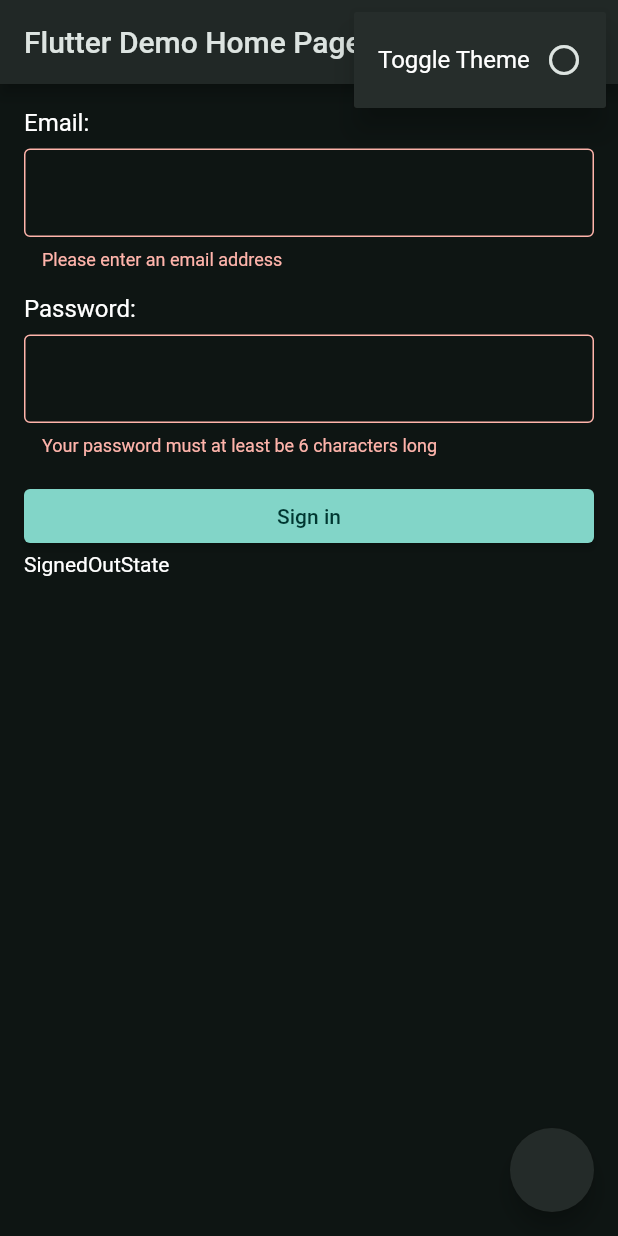
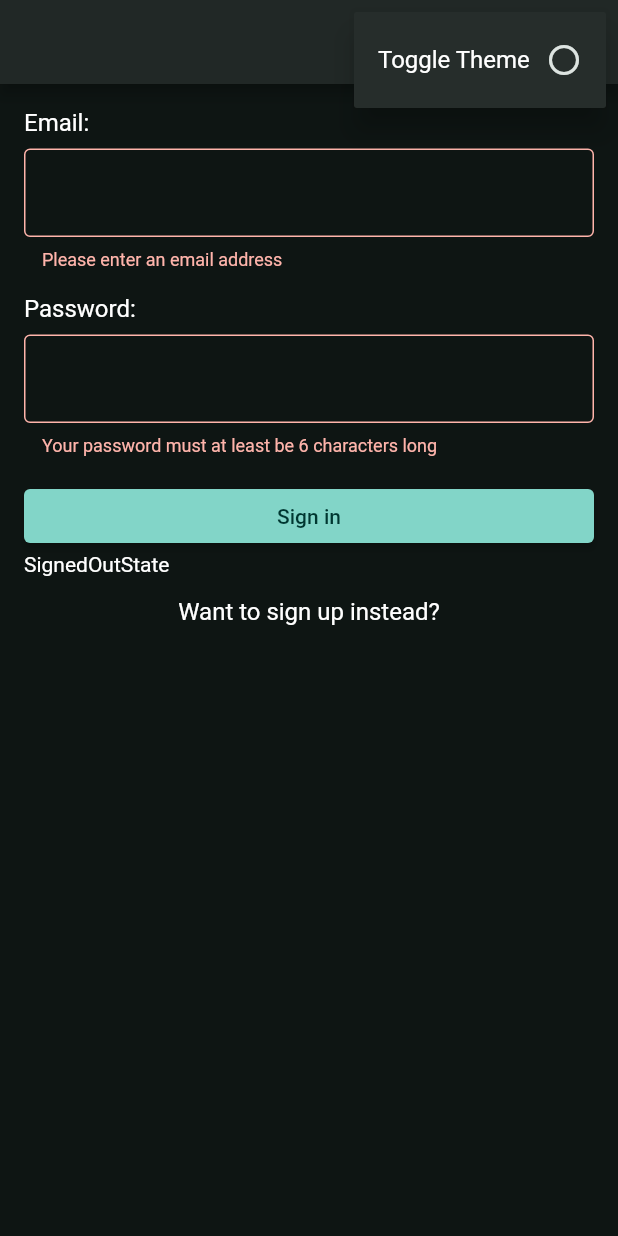
Before and after one commit to pohuing/kumo_app, a Flutter app: the screen it shows after launch, after a tap on "Sign in", after a tap on the "more vert" icon, on a phone screen of 412 x 824 dp. Run offline on Flutter 3.47's test engine with Material 2 defaults, Android fonts, the phone set to English and light mode, and no system bars; our stand-ins replace email_validator, equatable, flutter_bloc.

Commit message:
add sign up screen, refactor AppBar

```diff
--- a/lib/blocs/AuthenticationBloc.dart
+++ b/lib/blocs/AuthenticationBloc.dart
@@ -29,6 +29,8 @@ class AuthenticationBloc extends Cubit<AuthenticationState>{
 
     if(res)
       emit(SignedOutState());
+    else
+      emit(SigninErrorState('Failed'));
 
     return res;
   }
@@ -37,6 +39,12 @@ class AuthenticationBloc extends Cubit<AuthenticationState>{
     CommunicationManager.instance.token = null;
     emit(SignedOutState());
   }
+}
+
+class SigninErrorState implements AuthenticationState {
+  final String cause;
+
+  SigninErrorState(this.cause);
 }
 
 abstract class AuthenticationState {
--- a/lib/main.dart
+++ b/lib/main.dart
@@ -2,6 +2,7 @@ import 'package:flutter/material.dart';
 import 'package:flutter_bloc/flutter_bloc.dart';
 import 'package:kumo_app/blocs/AuthenticationBloc.dart';
 import 'package:kumo_app/blocs/ThemeCubit.dart';
+import 'package:kumo_app/widgets/common_app_bar.dart';
 import 'package:kumo_app/widgets/landing_page.dart';
 import 'package:kumo_app/widgets/sign_in_form.dart';
 import 'package:provider/provider.dart';
@@ -45,43 +46,7 @@ class _MyHomePageState extends State<MyHomePage> {
   @override
   Widget build(BuildContext context) {
     return Scaffold(
-      appBar: AppBar(
-        title: Text(widget.title),
-        actions: [
-          PopupMenuButton(
-            itemBuilder: (context) {
-              return [
-                PopupMenuItem(
-                  onTap: () =>
-                      setState(() => context.read<ThemeCubit>().switchTheme()),
-                  child: Row(
-                    children: [
-                      Text('Toggle Theme'),
-                      Spacer(),
-                      BlocBuilder<ThemeCubit, ThemeState>(
-                        builder: (context, state) => state.isBright
-                            ? Icon(Icons.brightness_2_outlined)
-                            : Icon(Icons.brightness_1_outlined),
-                      )
-                    ],
-                  ),
-                ),
-                if (context.read<AuthenticationBloc>().state is SignedInState)
-                  PopupMenuItem(
-                    onTap: () => context.read<AuthenticationBloc>().signOut(),
-                    child: Row(
-                      children: [
-                        Text('Sign out'),
-                        Spacer(),
-                        Icon(Icons.logout)
-                      ],
-                    ),
-                  ),
-              ];
-            },
-          )
-        ],
-      ),
+      appBar: CommonAppBar(),
       body: BlocBuilder<AuthenticationBloc, AuthenticationState>(
         buildWhen: (previous, current) {
           return previous is SigningInState && current is SignedInState ||
@@ -94,12 +59,6 @@ class _MyHomePageState extends State<MyHomePage> {
             return SignInForm();
         },
       ),
-      floatingActionButton: FloatingActionButton(
-        onPressed: () {
-          context.read<ThemeCubit>().switchTheme();
-        },
-        backgroundColor: Theme.of(context).primaryColor,
-      ),
     );
   }
 }
--- /dev/null
+++ b/lib/widgets/common_app_bar.dart
@@ -0,0 +1,39 @@
+import 'package:flutter/material.dart';
+import 'package:flutter_bloc/flutter_bloc.dart';
+
+import '../blocs/AuthenticationBloc.dart';
+import '../blocs/ThemeCubit.dart';
+
+class CommonAppBar extends AppBar {
+  CommonAppBar({Key? key}) : super(key: key);
+
+  List<Widget> actions = [
+    PopupMenuButton(
+      itemBuilder: (context) {
+        return [
+          PopupMenuItem(
+            onTap: () => context.read<ThemeCubit>().switchTheme(),
+            child: Row(
+              children: [
+                Text('Toggle Theme'),
+                Spacer(),
+                BlocBuilder<ThemeCubit, ThemeState>(
+                  builder: (context, state) => state.isBright
+                      ? Icon(Icons.brightness_2_outlined)
+                      : Icon(Icons.brightness_1_outlined),
+                )
+              ],
+            ),
+          ),
+          if (context.read<AuthenticationBloc>().state is SignedInState)
+            PopupMenuItem(
+              onTap: () => context.read<AuthenticationBloc>().signOut(),
+              child: Row(
+                children: [Text('Sign out'), Spacer(), Icon(Icons.logout)],
+              ),
+            ),
+        ];
+      },
+    )
+  ];
+}
--- a/lib/widgets/sign_in_form.dart
+++ b/lib/widgets/sign_in_form.dart
@@ -3,6 +3,7 @@ import 'package:flutter/material.dart';
 import 'package:flutter/services.dart';
 import 'package:flutter_bloc/flutter_bloc.dart';
 import 'package:kumo_app/blocs/AuthenticationBloc.dart';
+import 'package:kumo_app/widgets/sign_up_screen.dart';
 
 class SignInForm extends StatefulWidget {
   const SignInForm({Key? key}) : super(key: key);
@@ -34,9 +35,7 @@ class _SignInFormState extends State<SignInForm> {
           padding: EdgeInsets.all(16),
           children: [
             Text('Email:', style: Theme.of(context).textTheme.titleMedium),
-            SizedBox(
-              height: 8,
-            ),
+            SizedBox(height: 8),
             TextFormField(
               controller: _emailController,
               autofillHints: [AutofillHints.email],
@@ -49,13 +48,9 @@ class _SignInFormState extends State<SignInForm> {
                 }
               },
             ),
-            SizedBox(
-              height: 16,
-            ),
+            SizedBox(height: 16),
             Text('Password:', style: Theme.of(context).textTheme.titleMedium),
-            SizedBox(
-              height: 8,
-            ),
+            SizedBox(height: 8),
             TextFormField(
               controller: _passwordController,
               autofillHints: [AutofillHints.password],
@@ -67,9 +62,7 @@ class _SignInFormState extends State<SignInForm> {
                     : 'Your password must at least be 6 characters long';
               },
             ),
-            SizedBox(
-              height: 16,
-            ),
+            SizedBox(height: 16),
             BlocBuilder<AuthenticationBloc, AuthenticationState>(
               builder: (context, state) {
                 if (state is SigningInState) {
@@ -79,9 +72,8 @@ class _SignInFormState extends State<SignInForm> {
                   onPressed: () {
                     if (!_formKey.currentState!.validate()) return;
                     _formKey.currentState?.save();
-                    context
-                        .read<AuthenticationBloc>()
-                        .signIn(_emailController.text, _passwordController.text);
+                    context.read<AuthenticationBloc>().signIn(
+                        _emailController.text, _passwordController.text);
                   },
                   child: const Text('Sign in'),
                 );
@@ -89,7 +81,24 @@ class _SignInFormState extends State<SignInForm> {
             ),
             BlocBuilder<AuthenticationBloc, AuthenticationState>(
               builder: (context, state) => Text(state.runtimeType.toString()),
-            )
+            ),
+            MaterialButton(
+              onPressed: () async {
+                final result = await Navigator.push<List<String>>(
+                    context,
+                    MaterialPageRoute(
+                      builder: (context) => SignUpScreen(),
+                    ));
+                if (result is List<String> && result.length == 2) {
+                  _emailController.text = result.first;
+                  _passwordController.text = result.last;
+                }
+              },
+              child: Text(
+                'Want to sign up instead?',
+                style: Theme.of(context).textTheme.titleMedium,
+              ),
+            ),
           ],
         ),
       ),
```
Also changed, not shown: lib/CommunicationManager.dart (+13 -14 lines), lib/widgets/common_scaffold.dart (added, +10 -0 lines), lib/widgets/sign_up_form.dart (deleted, +0 -99 lines), lib/widgets/sign_up_screen.dart (added, +110 -0 lines).
